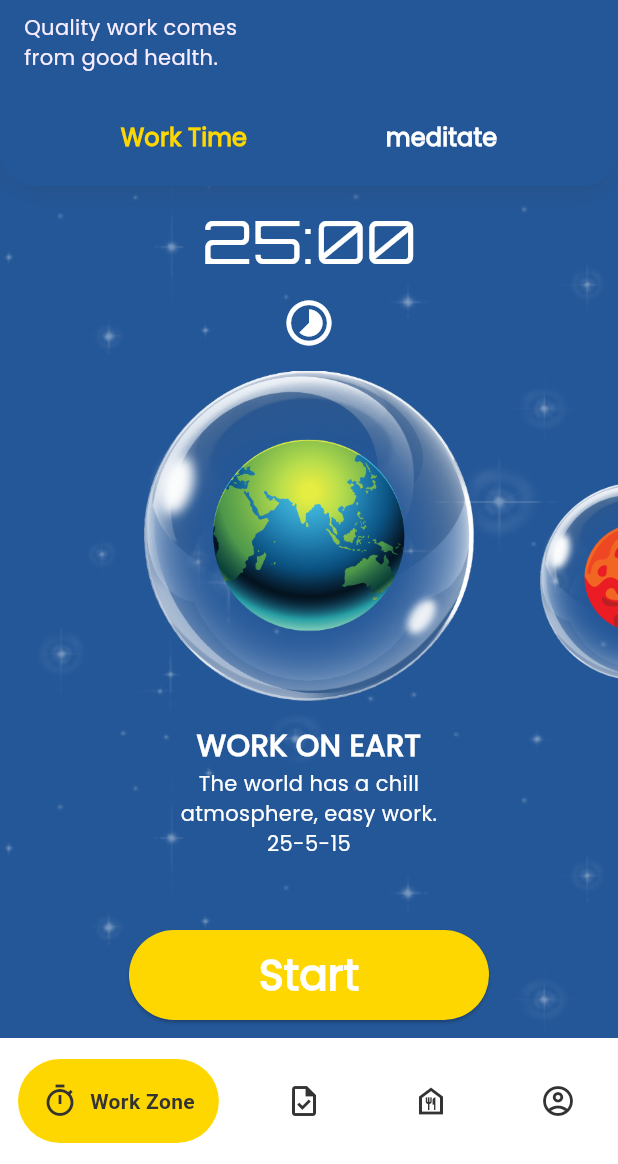
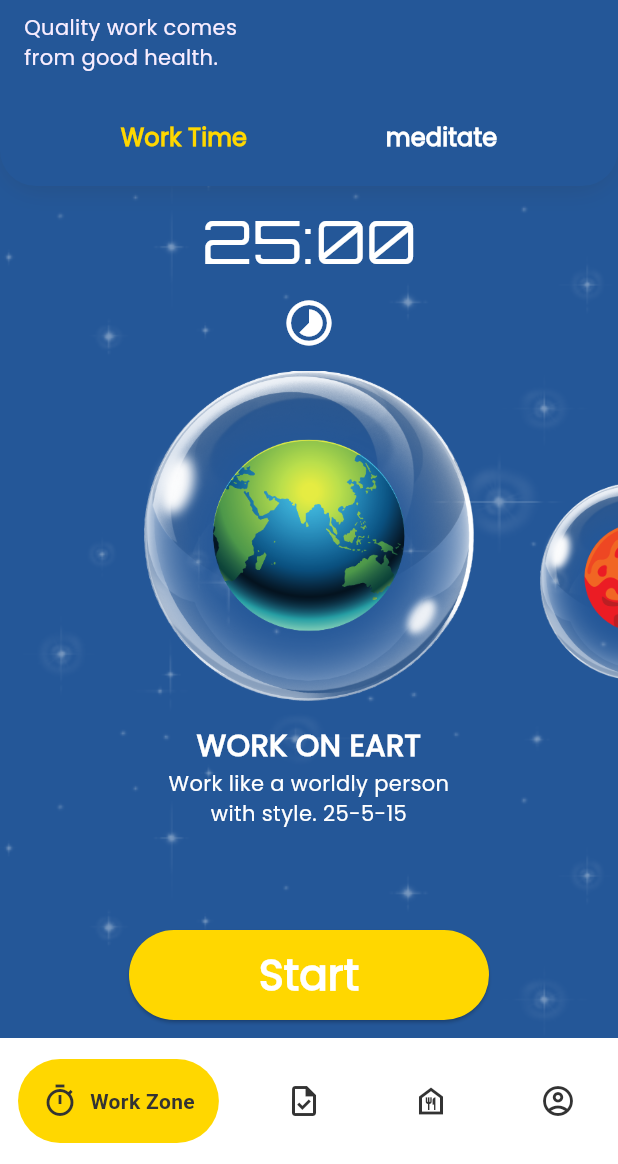
Before and after one commit to JakkapatB/ProjectMobileApp2024, a Flutter app: the screen it shows after launch, on a phone screen of 412 x 824 dp, the part 72-1236 px from its top. Run offline on Flutter 3.47's test engine with Material 3 defaults, Android fonts, the phone set to English and light mode, and no system bars; drawn by our look-alikes of google_nav_bar, scroll_snap_list; our stand-ins replace audioplayers, hexcolor.

Commit message:
last last version

```diff
--- a/lib/pages/workzone.dart
+++ b/lib/pages/workzone.dart
@@ -159,10 +159,10 @@ class _CardHorizontalState extends State<CardHorizontal> {
   int selectedItemIndex = 0;
   List<String> textheader = ['EART', 'MARS', 'SATURN', 'URANUS'];
   List<String> textstory = [
-    'The world has a chill atmosphere, easy work. 25-5-15',
-    'Mars works a little hard but is still okay. 45-15-15',
-    'Mars works a little hard but is still okay. 50-10-15',
-    'Mars works a little hard but is still okay. 20-10-15'
+    'Work like a worldly person with style. 25-5-15',
+    'Work like a Martian with style. 45-15-15',
+    'Work like a Saturnian with style. 50-10-15',
+    'Work like a Uranus man with style. 20-10-15'
   ];
   List<List<int>> timer = [
     [25, 5, 15],
```
